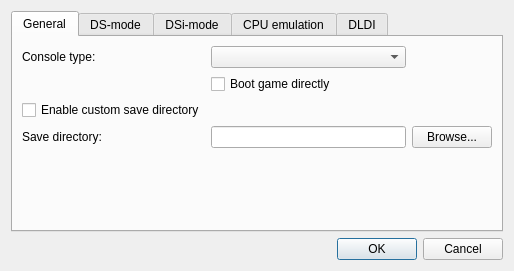
This is src/frontend/qt_sdl/EmuSettingsDialog.ui in melonDS-emu/melonDS as Qt 5 draws it before an edit. The edited form follows.
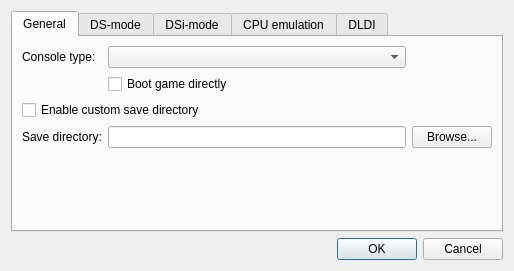
This is the edited form.

What changed in the file:
```diff
--- a/src/frontend/qt_sdl/EmuSettingsDialog.ui
+++ b/src/frontend/qt_sdl/EmuSettingsDialog.ui
@@ -82,7 +82,7 @@
          </property>
         </widget>
        </item>
-       <item row="3" column="0">
+       <item row="3" column="0" colspan="2">
         <widget class="QCheckBox" name="chkCustomSaveDir">
          <property name="text">
           <string>Enable custom save directory</string>
```
